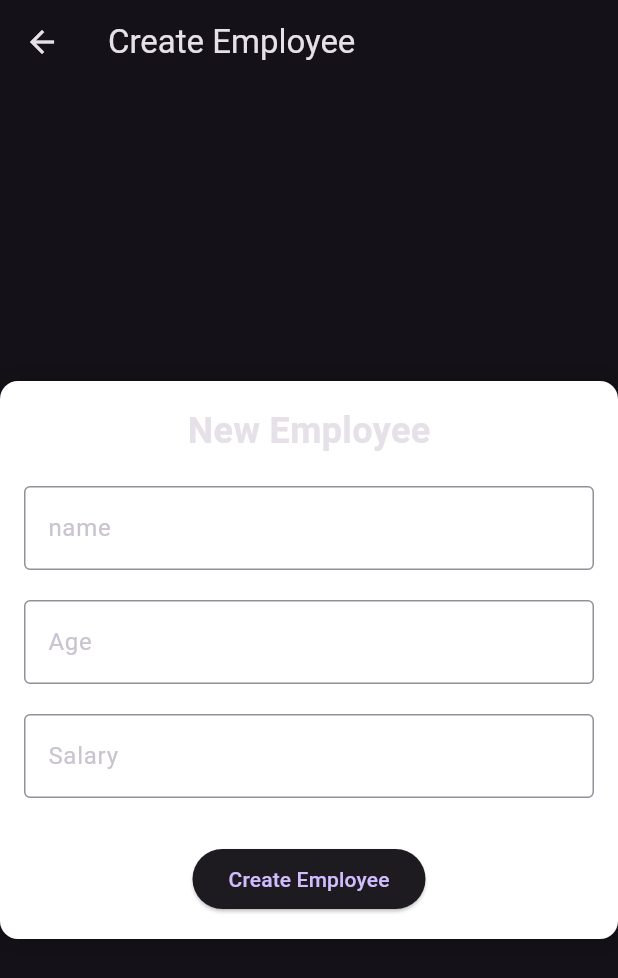
After one commit to divyeshp07/employee-management-dashboard, a Flutter app: the TabletLayout screen opened directly, after a tap on the "search" icon, after a tap on "Add New employee", on a phone screen of 412 x 824 dp. The commit adds this screen. Shown: the top 978 px of the screen. Run offline on Flutter 3.47's test engine with Material 3 defaults, Android fonts, the phone set to English and light mode, and no system bars; our stand-ins replace firebase_auth, firebase_core, get; accounts and stored records are empty; network calls fail.

Commit message:
responsive screen added but not completed

```diff
--- a/lib/main.dart
+++ b/lib/main.dart
@@ -1,5 +1,6 @@
 import 'package:employee_management_dashboard/binding.dart';
 import 'package:employee_management_dashboard/firebase_options.dart';
+import 'package:employee_management_dashboard/screens/desktop/create_employee_des.dart';
 import 'package:employee_management_dashboard/view/pages/create_employee_page.dart';
 import 'package:employee_management_dashboard/view/pages/home_page.dart';
 import 'package:employee_management_dashboard/view/pages/login_page.dart';
@@ -39,6 +40,9 @@ class MyApp extends StatelessWidget {
         GetPage(name: '/search', page: () => SearchPage()),
         GetPage(name: '/createemployee', page: () => CreateEmployeePage()),
         GetPage(
+            name: '/createemployeedesk',
+            page: () => CreateEmployeePageDeskTop()),
+        GetPage(
             name: '/updateemployee',
             page: () => UpdateEmployeePage(employee: Get.arguments)),
       ],
--- a/lib/router.dart
+++ /dev/null
@@ -1,5 +0,0 @@
-class AppRoutes {
-  static const String login = '/';
-  static const String signup = '/signup';
-  static const String home = '/home';
-}
--- /dev/null
+++ b/lib/screens/desktop/create_employee_des.dart
@@ -0,0 +1,91 @@
+import 'package:employee_management_dashboard/controller/employee_controller.dart';
+import 'package:employee_management_dashboard/model/employee_model.dart';
+import 'package:employee_management_dashboard/view/pages/search_page.dart';
+import 'package:flutter/material.dart';
+import 'package:get/get.dart';
+
+class CreateEmployeePageDeskTop extends StatelessWidget {
+  final EmployeeController employeeController = Get.find<EmployeeController>();
+
+  final TextEditingController nameController = TextEditingController();
+  final TextEditingController ageController = TextEditingController();
+  final TextEditingController salaryController = TextEditingController();
+
+  CreateEmployeePageDeskTop({super.key});
+
+  @override
+  Widget build(BuildContext context) {
+    return Scaffold(
+      appBar: AppBar(
+        title: const Text('Create Employee'),
+      ),
+      body: Center(
+        child: Container(
+          width: 500,
+          padding: const EdgeInsets.all(16.0),
+          decoration: BoxDecoration(
+            color: Colors.white,
+            borderRadius: BorderRadius.circular(12),
+            boxShadow: const [
+              BoxShadow(
+                color: Colors.black12,
+                blurRadius: 10,
+                spreadRadius: 5,
+              ),
+            ],
+          ),
+          child: Column(
+            mainAxisSize: MainAxisSize.min,
+            children: [
+              const Text(
+                'New Employee',
+                style: TextStyle(fontSize: 24, fontWeight: FontWeight.bold),
+              ),
+              const SizedBox(height: 20),
+              MainTxtFeild(searchController: nameController, hinttxt: 'name'),
+              const SizedBox(height: 20),
+              TextField(
+                controller: ageController,
+                decoration: const InputDecoration(
+                  labelText: 'Age',
+                  border: OutlineInputBorder(),
+                ),
+                keyboardType: TextInputType.number,
+              ),
+              const SizedBox(height: 20),
+              TextField(
+                controller: salaryController,
+                decoration: const InputDecoration(
+                  labelText: 'Salary',
+                  border: OutlineInputBorder(),
+                ),
+                keyboardType: TextInputType.number,
+              ),
+              const SizedBox(height: 30),
+              ElevatedButton(
+                onPressed: () {
+                  final String name = nameController.text;
+                  final int age = int.tryParse(ageController.text) ?? 0;
+                  final double salary =
+                      double.tryParse(salaryController.text) ?? 0.0;
+
+                  if (name.isNotEmpty && age > 0 && salary > 0) {
+                    employeeController.createEmployee(Employee(
+                        id: 99,
+                        employeeName: name,
+                        employeeAge: age,
+                        employeeSalary: salary));
+                    Get.back();
+                  } else {
+                    Get.snackbar('Error', 'Please fill all fields correctly');
+                  }
+                },
+                child: const Text('Create Employee'),
+              ),
+            ],
+          ),
+        ),
+      ),
+    );
+  }
+}
--- /dev/null
+++ b/lib/screens/tablet/tablet_layout.dart
@@ -0,0 +1,141 @@
+import 'package:employee_management_dashboard/controller/auth_controller.dart';
+import 'package:employee_management_dashboard/controller/employee_controller.dart';
+import 'package:employee_management_dashboard/view/widgets/slidebar_widget.dart';
+import 'package:flutter/material.dart';
+import 'package:get/get.dart';
+
+class TabletLayout extends StatelessWidget {
+  TabletLayout({super.key});
+  final AuthController authController = Get.find<AuthController>();
+
+  final EmployeeController employeeController = Get.put(EmployeeController());
+
+  @override
+  Widget build(BuildContext context) {
+    return Scaffold(
+      appBar: AppBar(
+        title: const Text('Employees'),
+        actions: [
+          IconButton(
+            onPressed: () {
+              Get.toNamed('/search');
+            },
+            icon: const Icon(Icons.search),
+          ),
+          IconButton(
+            onPressed: () {
+              authController.signOut();
+            },
+            icon: const Icon(Icons.logout),
+          ),
+        ],
+      ),
+      body: Row(
+        children: [
+          Expanded(
+            flex: 1,
+            child: SlideBarWidget(
+              item1: 'Home',
+              ontap1: () {},
+              item2: 'Employees',
+              ontap2: () {},
+              item3: 'Settings',
+              ontap3: () {},
+            ),
+          ),
+          Expanded(
+            flex: 3,
+            child: Obx(() {
+              if (employeeController.isLoading.value) {
+                return const Center(child: CircularProgressIndicator());
+              }
+              if (employeeController.employees.isEmpty) {
+                return const Center(child: Text('No employees found'));
+              }
+              return Padding(
+                padding: const EdgeInsets.all(16.0),
+                child: GridView.builder(
+                  gridDelegate: SliverGridDelegateWithFixedCrossAxisCount(
+                    crossAxisCount: 2,
+                    crossAxisSpacing: 16.0,
+                    mainAxisSpacing: 16.0,
+                  ),
+                  itemCount: employeeController.employees.length,
+                  itemBuilder: (context, index) {
+                    final employee = employeeController.employees[index];
+                    return Card(
+                      elevation: 5,
+                      shape: RoundedRectangleBorder(
+                        borderRadius: BorderRadius.circular(12),
+                      ),
+                      child: Padding(
+                        padding: const EdgeInsets.all(16.0),
+                        child: Column(
+                          mainAxisAlignment: MainAxisAlignment.center,
+                          children: [
+                            CircleAvatar(
+                              radius: 30,
+                              backgroundColor: Colors.blueAccent,
+                              child: Text(
+                                employee.employeeName[0].toUpperCase(),
+                                style: const TextStyle(
+                                    color: Colors.white, fontSize: 24),
+                              ),
+                            ),
+                            const SizedBox(height: 10),
+                            Text(
+                              employee.employeeName,
+                              style: const TextStyle(
+                                  fontWeight: FontWeight.bold, fontSize: 18),
+                            ),
+                            const SizedBox(height: 5),
+                            Text(
+                              'Age: ${employee.employeeAge}',
+                              style: TextStyle(color: Colors.grey[600]),
+                            ),
+                            const SizedBox(height: 5),
+                            Text(
+                              'Salary: \$${employee.employeeSalary}',
+                              style: TextStyle(color: Colors.grey[600]),
+                            ),
+                            const SizedBox(height: 10),
+                            Row(
+                              mainAxisAlignment: MainAxisAlignment.center,
+                              children: [
+                                IconButton(
+                                  onPressed: () {
+                                    Get.toNamed('/updateemployee',
+                                        arguments: employee);
+                                  },
+                                  icon: const Icon(Icons.edit),
+                                ),
+                                IconButton(
+                                  onPressed: () {
+                                    employeeController
+                                        .deleteEmployee(employee.id);
+                                  },
+                                  icon: const Icon(Icons.delete,
+                                      color: Colors.red),
+                                ),
+                              ],
+                            ),
+                          ],
+                        ),
+                      ),
+                    );
+                  },
+                ),
+              );
+            }),
+          ),
+        ],
+      ),
+      floatingActionButtonLocation: FloatingActionButtonLocation.centerDocked,
+      floatingActionButton: FloatingActionButton.extended(
+          onPressed: () {
+            Get.toNamed('/createemployeedesk');
+          },
+          label: Text('Add New employee')),
+    );
+  }
+}
--- a/lib/view/pages/search_page.dart
+++ b/lib/view/pages/search_page.dart
@@ -17,13 +17,10 @@ class SearchPage extends StatelessWidget {
         body: Padding(
             padding: const EdgeInsets.all(16.0),
             child: Column(children: [
-              TextField(
-                controller: searchController,
-                keyboardType: TextInputType.number,
-                decoration: const InputDecoration(
-                  hintText: 'Enter ID',
-                  border: OutlineInputBorder(),
-                ),
+              MainTxtFeild(
+                searchController: searchController,
+                hinttxt: 'enter Id',
+                textInputType: TextInputType.number,
               ),
               const SizedBox(height: 20),
               ElevatedButton(
@@ -88,3 +85,28 @@ class SearchPage extends StatelessWidget {
             ])));
   }
 }
+
+class MainTxtFeild extends StatelessWidget {
+  const MainTxtFeild({
+    super.key,
+    required this.searchController,
+    this.textInputType,
+    required this.hinttxt,
+  });
+
+  final TextEditingController searchController;
+  final TextInputType? textInputType;
+  final String hinttxt;
+
+  @override
+  Widget build(BuildContext context) {
+    return TextField(
+      controller: searchController,
+      keyboardType: textInputType,
+      decoration: InputDecoration(
+        hintText: hinttxt,
+        border: OutlineInputBorder(),
+      ),
+    );
+  }
+}
--- /dev/null
+++ b/lib/view/widgets/slidebar_widget.dart
@@ -0,0 +1,44 @@
+import 'package:flutter/material.dart';
+
+class SlideBarWidget extends StatelessWidget {
+  final String item1;
+  final String item2;
+  final String item3;
+  final Function() ontap1;
+  final Function() ontap2;
+  final Function() ontap3;
+
+  const SlideBarWidget({
+    super.key,
+    required this.item1,
+    required this.item2,
+    required this.item3,
+    required this.ontap1,
+    required this.ontap2,
+    required this.ontap3,
+  });
+
+  @override
+  Widget build(BuildContext context) {
+    return Column(
+      crossAxisAlignment: CrossAxisAlignment.start,
+      children: [
+        const Text('Sidebar',
+            style: TextStyle(fontSize: 18, fontWeight: FontWeight.bold)),
+        const SizedBox(height: 20),
+        ListTile(
+          title: Text(item1),
+          onTap: ontap1,
+        ),
+        ListTile(
+          title: Text(item2),
+          onTap: ontap2,
+        ),
+        ListTile(
+          title: Text(item3),
+          onTap: ontap3,
+        ),
+      ],
+    );
+  }
+}
```
Also changed, not shown: lib/screens/desktop/desktop_layout.dart (added, +137 -0 lines), lib/screens/mobile_layout.dart (added, +87 -0 lines), lib/view/pages/create_employee_page.dart (+13 -24 lines), lib/view/pages/home_page.dart (+14 -74 lines), 1 other file.
